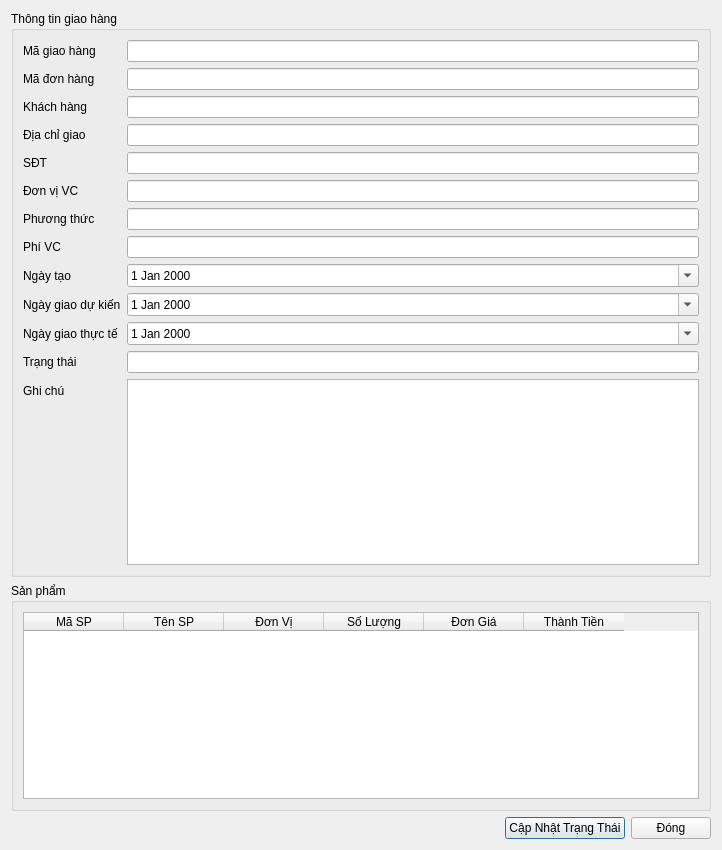
Qt form ui/shipment_detail.ui (thinh-doan/sales-and-warehouse-management-system) before a commit.
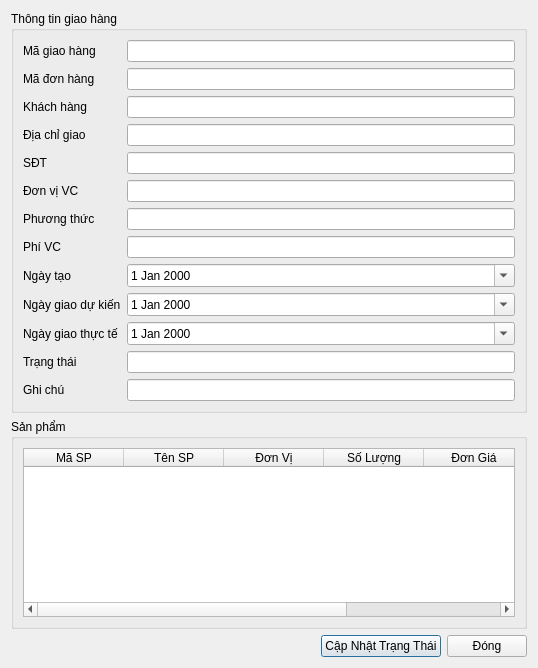
The same form after that commit.

```diff
--- a/ui/shipment_detail.ui
+++ b/ui/shipment_detail.ui
@@ -6,8 +6,8 @@
    <rect>
     <x>0</x>
     <y>0</y>
-    <width>722</width>
-    <height>850</height>
+    <width>538</width>
+    <height>668</height>
    </rect>
   </property>
   <property name="windowTitle">
@@ -167,13 +167,6 @@
         </property>
        </widget>
       </item>
-      <item row="12" column="1">
-       <widget class="QPlainTextEdit" name="txtNote">
-        <property name="readOnly">
-         <bool>true</bool>
-        </property>
-       </widget>
-      </item>
       <item row="5" column="1">
        <widget class="QLineEdit" name="txtDonViVC">
         <property name="readOnly">
@@ -202,6 +195,9 @@
         </property>
        </widget>
       </item>
+      <item row="12" column="1">
+       <widget class="QLineEdit" name="lineEdit"/>
+      </item>
      </layout>
     </widget>
    </item>
```
Left out of the diff: 8 changed lines with no effect on the pictures.
